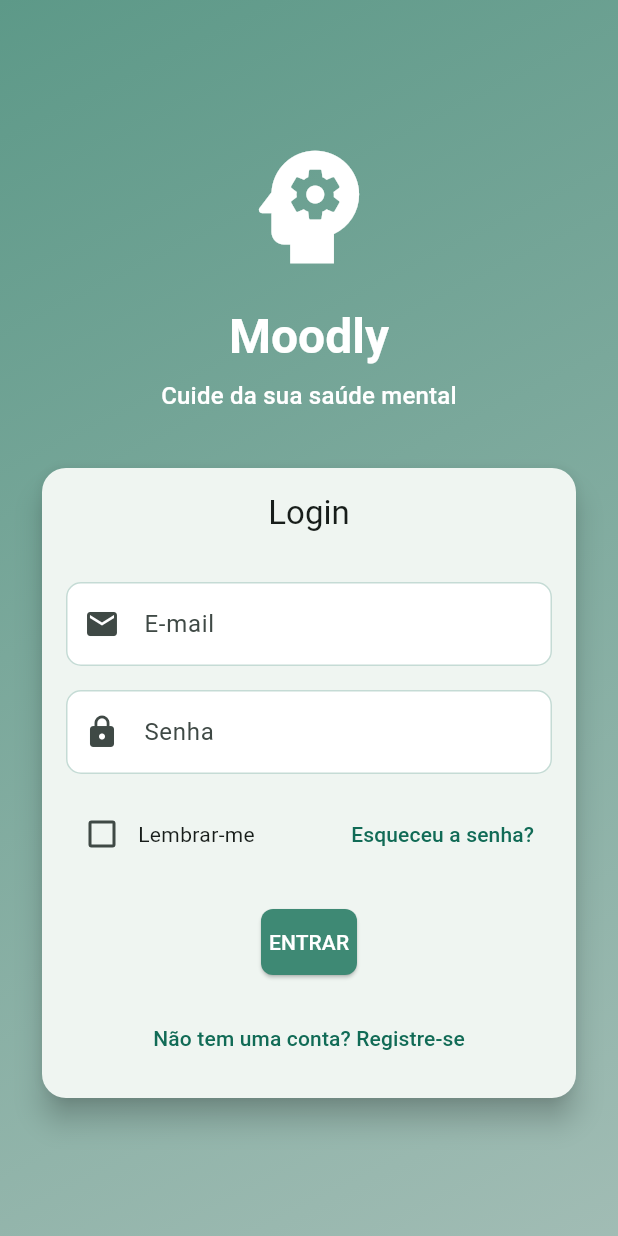
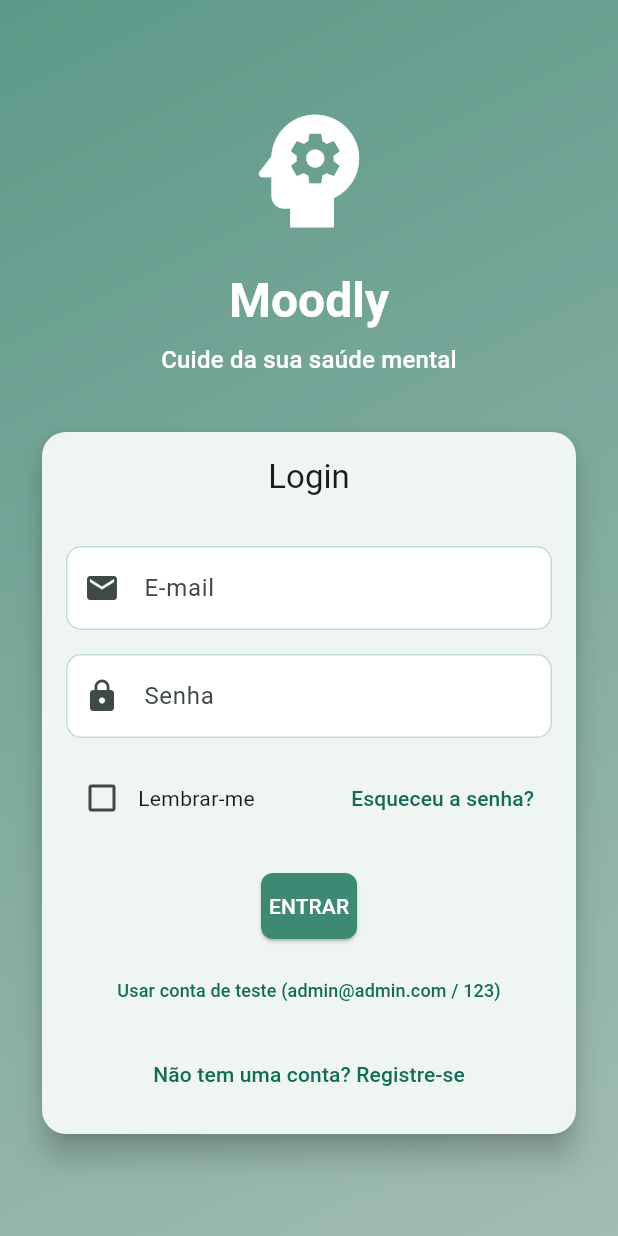
Before and after one commit to Moodly-project/moodly-dev, a Flutter app: the screen it shows after launch, after a tap on "Não tem uma conta? Registre-se", after a tap on "Já tem uma conta? Entre", on a phone screen of 412 x 824 dp. Run offline on Flutter 3.47's test engine with Material 3 defaults, Android fonts, the phone set to English and light mode, and no system bars; our stand-ins replace fl_chart, jwt_decoder, shared_preferences.

Commit message:
Adicionando admin@admin.com e senha 123 para entrar sem o banco de dados ligado

```diff
--- a/lib/screens/login_screen.dart
+++ b/lib/screens/login_screen.dart
@@ -301,7 +301,19 @@ class _LoginScreenState extends State<LoginScreen> {
                                   ? const CircularProgressIndicator()
                                   : Text(_isLogin ? 'ENTRAR' : 'REGISTRAR'),
                             ),
-                            const SizedBox(height: 16),
+                            const SizedBox(height: 8),
+                            if (_isLogin)
+                              TextButton(
+                                onPressed: () {
+                                  _emailController.text = 'admin@admin.com';
+                                  _passwordController.text = '123';
+                                },
+                                child: const Text(
+                                  'Usar conta de teste (admin@admin.com / 123)',
+                                  style: TextStyle(fontSize: 12),
+                                ),
+                              ),
+                            const SizedBox(height: 8),
                             TextButton(
                               onPressed: _toggleAuthMode,
                               child: Text(_isLogin
--- a/lib/screens/splash_screen.dart
+++ b/lib/screens/splash_screen.dart
@@ -110,10 +110,10 @@ class _SplashScreenState extends State<SplashScreen> with SingleTickerProviderSt
                   child: Column(
                     mainAxisAlignment: MainAxisAlignment.center,
                     children: [
-                      const Icon(
-                        Icons.psychology,
-                        size: 100,
-                        color: Colors.white,
+                      Image.asset(
+                        'assets/images/logotipo.png',
+                        width: 200,
+                        height: 200,
                       ),
                       const SizedBox(height: 24),
                       Text(
--- a/lib/services/auth_service.dart
+++ b/lib/services/auth_service.dart
@@ -11,6 +11,26 @@ class AuthService {
 
   // Login de usuário
   static Future<Map<String, dynamic>> login(String email, String password) async {
+    // Login de teste com admin@admin.com e senha 123
+    if (email == 'admin@admin.com' && password == '123') {
+      // Criar token de teste
+      const String mockToken = 'eyJhbGciOiJIUzI1NiIsInR5cCI6IkpXVCJ9.eyJpZCI6IjEiLCJlbWFpbCI6ImFkbWluQGFkbWluLmNvbSIsImlhdCI6MTYzNTMzOTQwMiwiZXhwIjoxOTk5OTk5OTk5fQ.KA-IgvXlQA_UtPxRv9Dkg9-KnoUfpKrPUHbLAKVCPqs';
+
+      // Criar dados de usuário de teste
+      final Map<String, dynamic> mockUser = {
+        'id': '1',
+        'name': 'Administrador',
+        'email': 'admin@admin.com',
+      };
+
+      // Salvar token e dados do usuário
+      await _saveToken(mockToken);
+      await _saveUserData(mockUser);
+
+      return {'success': true, 'user': mockUser};
+    }
+
+    // Login regular através da API
     try {
       final response = await http.post(
         Uri.parse(ApiConfig.baseUrl + ApiConfig.login),
@@ -71,6 +91,12 @@ class AuthService {
 
       if (token == null) {
         return {'success': false, 'message': 'Usuário não autenticado'};
+      }
+
+      // Se for o usuário de teste admin@admin.com
+      if (token.contains('admin@admin.com')) {
+        final userData = await getUserData();
+        return {'success': true, 'user': userData};
       }
 
       final response = await http.get(
```
